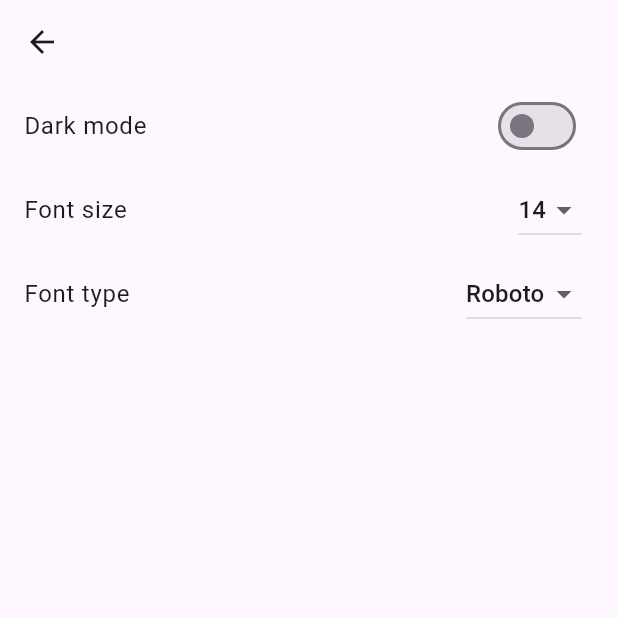
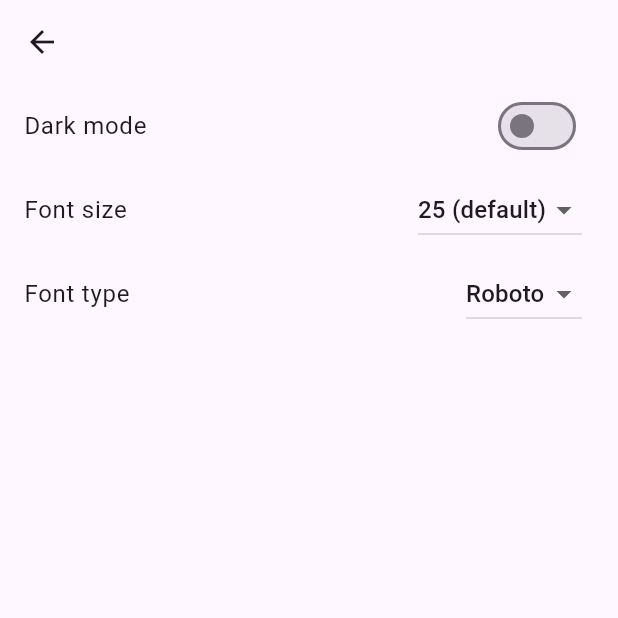
Before and after one commit to archsolar/tomorrow_todo, a Flutter app: the Settings screen opened directly, on a phone screen of 412 x 824 dp, the top half of it. Run offline on Flutter 3.47's test engine with Material 3 defaults, Android fonts, the phone set to English and light mode, and no system bars; our stand-ins replace flutter_riverpod, hooks_riverpod, isar; accounts and stored records are empty; generated files the repository leaves out were written again.

Commit message:
Users can now change fontsize

```diff
--- a/lib/components/stored_structs.dart
+++ b/lib/components/stored_structs.dart
@@ -17,6 +17,6 @@ class Task {
 class Preference {
   Id id = 0;
   bool darkMode = true;
-  double fontSize = 14.0;
+  double fontSize = 25.0;
   String font = "Roboto";
 }
--- a/lib/settings.dart
+++ b/lib/settings.dart
@@ -1,16 +1,48 @@
 import 'package:flutter/material.dart';
 import 'package:flutter_riverpod/flutter_riverpod.dart';
-import 'package:tomorrow_todo/providers.dart';
+import 'package:tomorrow_todo/components/database.dart';
+import 'package:tomorrow_todo/components/stored_structs.dart';
 
+late Preference globalPref;
+
+class PreferenceNotifier extends Notifier<Preference> {
+  @override
+  Preference build() => globalPref;
+
+  void toggleDarkMode() {
+    state = Preference()..darkMode = !state.darkMode;
+    Database.setDarkMode(state.darkMode);
+  }
+
+  void set(Preference newPreference) {
+    state = newPreference;
+  }
+
+  void setDarkMode(bool value) {
+    state = Preference()..darkMode = value;
+  }
+  void setFontSize(double value) {
+    state = Preference()..fontSize = value;
+  }
+  // void setFont() {
+
+  // }
+}
+
+final preferenceProvider =
+    NotifierProvider<PreferenceNotifier, Preference>(PreferenceNotifier.new);
+const List<double> fontSizes = [23.0, 25.0, 28.0];
 class Settings extends ConsumerWidget {
   String _fontFamily = 'Roboto';
-  double _fontSize = 14.0;
 
   @override
   Widget build(BuildContext context, WidgetRef ref) {
     // Query whether darkmode is on
     var preference = ref.watch(preferenceProvider);
-
+    double fontSize = preference.fontSize;
+    if (!fontSizes.contains(fontSize)) {
+      fontSize = 25.0;
+    }
     return Scaffold(
       appBar: AppBar(
         leading: const BackButton(),
@@ -31,25 +63,25 @@ class Settings extends ConsumerWidget {
             ListTile(
               title: const Text('Font size'),
               trailing: DropdownButton<double>(
-                value: _fontSize,
-                items: const <DropdownMenuItem<double>>[
+                value: fontSize,
+                items: <DropdownMenuItem<double>>[
                   DropdownMenuItem<double>(
-                    value: 14.0,
-                    child: Text('14'),
+                    value: fontSizes[0],
+                    child: const Text('23'),
                   ),
                   DropdownMenuItem<double>(
-                    value: 18.0,
-                    child: Text('18'),
+                    value: fontSizes[1],
+                    child: const Text('25 (default)'),
                   ),
                   DropdownMenuItem<double>(
-                    value: 22.0,
-                    child: Text('22'),
+                    value: fontSizes[2],
+                    child: const Text('28'),
                   ),
                 ],
                 onChanged: (double? newValue) {
-                  // setState(() {
-                  //   _fontSize = newValue!;
-                  // });
+                  if (newValue != null) {
+                    ref.read(preferenceProvider.notifier).setFontSize(newValue);
+                  }
                 },
               ),
             ),
```
Also changed, not shown: lib/main.dart (+5 -5 lines), lib/providers.dart (+0 -21 lines).
